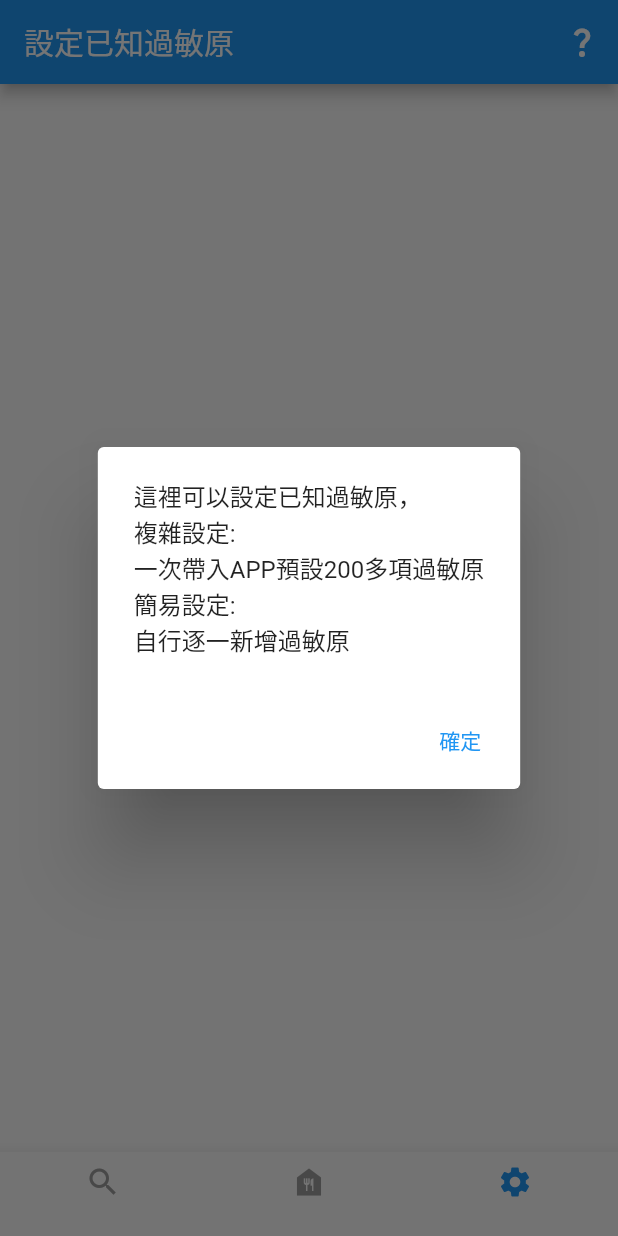
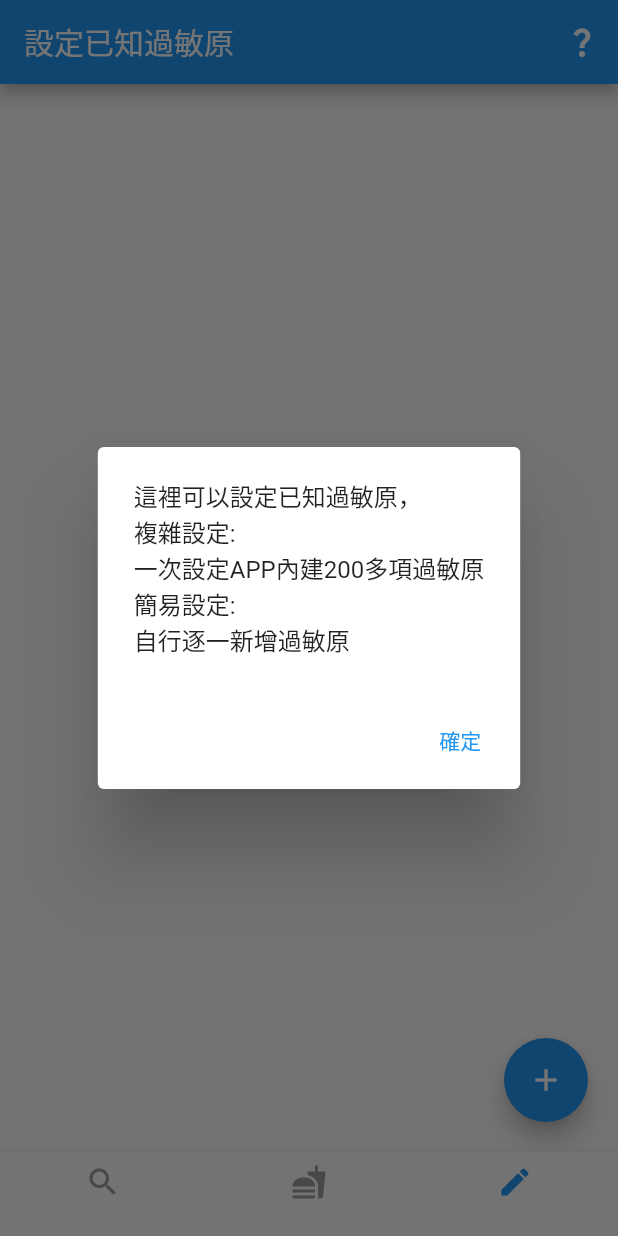
Before and after one commit to qqdog1/allergy_check, a Flutter app: the screen it shows after launch, on a phone screen of 412 x 824 dp. Run offline on Flutter 3.47's test engine with Material 2 defaults, Android fonts, the phone set to English and light mode, and no system bars; our stand-ins replace shared_preferences.

Commit message:
加一個小加號 改TAB的圖案

```diff
--- a/lib/page/settings_page.dart
+++ b/lib/page/settings_page.dart
@@ -45,6 +45,21 @@ class _SettingsPage extends State<SettingsPage>
           ),
         ],
       ),
+      body: Stack(
+        children: [
+          // Add your main content widgets here
+          Positioned(
+            bottom: 20.0, // Adjust the values as per your requirements
+            right: 20.0,
+            child: FloatingActionButton(
+              onPressed: () {
+                // Handle the button press event here
+              },
+              child: const Icon(Icons.add),
+            ),
+          ),
+        ],
+      ),
     );
   }
 
@@ -55,7 +70,7 @@ class _SettingsPage extends State<SettingsPage>
       builder: (BuildContext context) => AlertDialog(
         content: const Text('這裡可以設定已知過敏原，\n'
             '複雜設定:\n'
-            '一次帶入APP預設200多項過敏原\n'
+            '一次設定APP內建200多項過敏原\n'
             '簡易設定:\n'
             '自行逐一新增過敏原'),
         actions: [
--- a/lib/page/tab_page.dart
+++ b/lib/page/tab_page.dart
@@ -41,8 +41,8 @@ class _TabPage extends State<TabPage> with SingleTickerProviderStateMixin {
 
   final List<BottomNavigationBarItem> _navItems = [
     const BottomNavigationBarItem(icon: Icon(Icons.search), label: ''),
-    const BottomNavigationBarItem(icon: Icon(Icons.food_bank), label: ''),
-    const BottomNavigationBarItem(icon: Icon(Icons.settings), label: ''),
+    const BottomNavigationBarItem(icon: Icon(Icons.fastfood), label: ''),
+    const BottomNavigationBarItem(icon: Icon(Icons.edit), label: ''),
   ];
 
   @override
```
